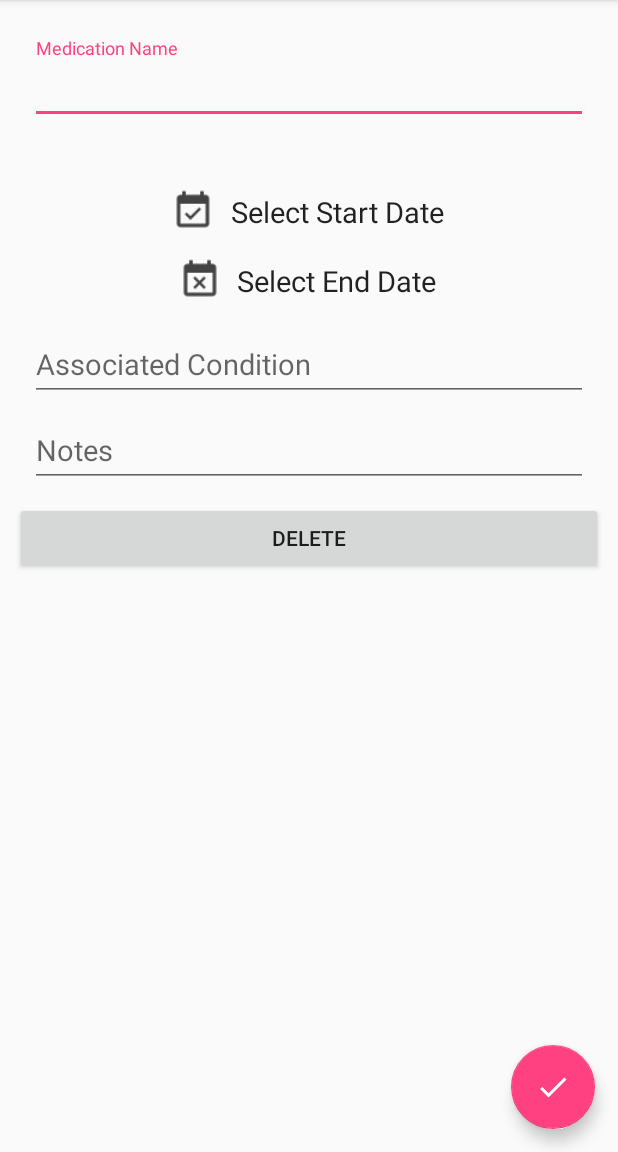
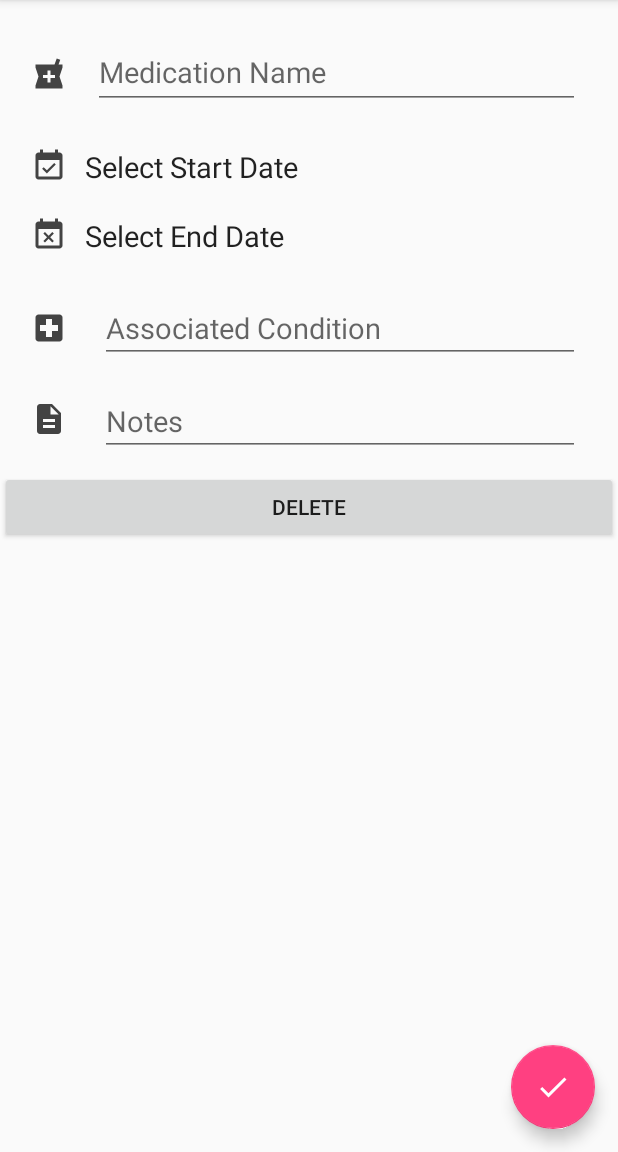
Before and after one commit to NameerRehman/MedTrack, an Android app: the MedEdit screen opened directly, with no data from a screen before it, on a phone screen of 412 x 824 dp, the part 84-1236 px from its top. Run offline under Robolectric (Android 15) with nearby library versions, the phone set to English and light mode, and no system bars.

Commit message:
Edited MedEdit activity design

```diff
--- a/app/src/main/java/com/example/nameer/medtrack/MedEdit.java
+++ b/app/src/main/java/com/example/nameer/medtrack/MedEdit.java
@@ -112,6 +112,7 @@ public class MedEdit extends AppCompatActivity {
         });
 
         delete = (Button) findViewById(R.id.delete);
+        delete.bringToFront();
         delete.setOnClickListener(new View.OnClickListener() {
             @Override
             public void onClick(View v) {
--- /dev/null
+++ b/app/src/main/res/drawable/ic_local_hospital_black_24dp.xml
@@ -0,0 +1,10 @@
+<vector xmlns:android="http://schemas.android.com/apk/res/android"
+        android:width="24dp"
+        android:height="24dp"
+        android:viewportWidth="24.0"
+        android:viewportHeight="24.0"
+        android:tint="#434343">
+    <path
+        android:fillColor="#FF000000"
+        android:pathData="M19,3L5,3c-1.1,0 -1.99,0.9 -1.99,2L3,19c0,1.1 0.9,2 2,2h14c1.1,0 2,-0.9 2,-2L21,5c0,-1.1 -0.9,-2 -2,-2zM18,14h-4v4h-4v-4L6,14v-4h4L10,6h4v4h4v4z"/>
+</vector>
--- /dev/null
+++ b/app/src/main/res/drawable/ic_local_pharmacy_black_24dp.xml
@@ -0,0 +1,10 @@
+<vector xmlns:android="http://schemas.android.com/apk/res/android"
+        android:width="24dp"
+        android:height="24dp"
+        android:viewportWidth="24.0"
+        android:viewportHeight="24.0"
+    android:tint="#434343">
+    <path
+        android:fillColor="#FF000000"
+        android:pathData="M21,5h-2.64l1.14,-3.14L17.15,1l-1.46,4L3,5v2l2,6 -2,6v2h18v-2l-2,-6 2,-6L21,5zM16,14h-3v3h-2v-3L8,14v-2h3L11,9h2v3h3v2z"/>
+</vector>
--- /dev/null
+++ b/app/src/main/res/drawable/ic_notes.xml
@@ -0,0 +1,10 @@
+<vector xmlns:android="http://schemas.android.com/apk/res/android"
+        android:width="24dp"
+        android:height="24dp"
+        android:viewportWidth="24.0"
+        android:viewportHeight="24.0"
+    android:tint="#434343">
+    <path
+        android:fillColor="#FF000000"
+        android:pathData="M14,2L6,2c-1.1,0 -1.99,0.9 -1.99,2L4,20c0,1.1 0.89,2 1.99,2L18,22c1.1,0 2,-0.9 2,-2L20,8l-6,-6zM16,18L8,18v-2h8v2zM16,14L8,14v-2h8v2zM13,9L13,3.5L18.5,9L13,9z"/>
+</vector>
--- a/app/src/main/res/layout/activity_med_edit.xml
+++ b/app/src/main/res/layout/activity_med_edit.xml
@@ -1,11 +1,11 @@
 <?xml version="1.0" encoding="utf-8"?>
-<android.support.design.widget.CoordinatorLayout
-    xmlns:android="http://schemas.android.com/apk/res/android"
+<android.support.design.widget.CoordinatorLayout xmlns:android="http://schemas.android.com/apk/res/android"
     xmlns:app="http://schemas.android.com/apk/res-auto"
     xmlns:tools="http://schemas.android.com/tools"
     android:layout_width="match_parent"
     android:layout_height="match_parent"
-    android:fitsSystemWindows="true">
+    android:fitsSystemWindows="true"
+    tools:context=".MedInput">
 
     <ScrollView xmlns:android="http://schemas.android.com/apk/res/android"
         android:layout_width="match_parent"
@@ -17,40 +17,53 @@
             android:layout_width="match_parent"
             android:layout_height="match_parent"
             android:orientation="vertical"
-        tools:context=".MedInput"
-        android:paddingHorizontal="10dp"
-        android:paddingVertical="10dp">
+            tools:context=".MedInput">
 
+
+            <LinearLayout
+                android:layout_width="match_parent"
+                android:layout_height="wrap_content"
+                android:layout_marginHorizontal="15dp"
+                android:layout_marginTop="15dp"
+                android:orientation="horizontal">
+                <ImageView
+                    android:layout_width="wrap_content"
+                    android:layout_height="wrap_content"
+                    android:layout_gravity="center_vertical"
+                    android:paddingLeft="5dp"
+                    android:paddingRight="12dp"
+                    android:paddingTop="12dp"
+                    android:scaleX="1"
+                    android:scaleY="1"
+                    android:src="@drawable/ic_local_pharmacy_black_24dp" />
                 <android.support.design.widget.TextInputLayout
                     android:layout_width="match_parent"
                     android:layout_height="wrap_content"
-            android:layout_marginTop="15dp"
                     android:defaultFocusHighlightEnabled="false"
                     android:focusableInTouchMode="true"
                     android:focusedByDefault="false">
-
                     <EditText
                         android:id="@+id/EselectMed"
                         style="@android:style/Widget.Material.Light.EditText"
                         android:layout_width="match_parent"
                         android:layout_height="wrap_content"
-                android:layout_marginLeft="10dp"
+                        android:layout_marginLeft="5dp"
                         android:layout_marginRight="10dp"
-                android:layout_marginVertical="20dp"
                         android:hint="Medication Name "
+                        android:selectAllOnFocus="false"
                         android:singleLine="true"
+                        android:textAlignment="center"
                         android:textAppearance="@android:style/TextAppearance.Material.Subhead"
                         android:textSize="19sp" />
                 </android.support.design.widget.TextInputLayout>
-
+            </LinearLayout>
 
             <LinearLayout
                 android:layout_width="wrap_content"
                 android:layout_height="wrap_content"
-            android:layout_gravity="center_horizontal"
                 android:layout_marginTop="15dp"
+                android:layout_marginHorizontal="15dp"
                 android:orientation="horizontal">
-
                 <ImageView
                     android:id="@+id/startDateIcon"
                     android:layout_width="wrap_content"
@@ -58,18 +71,15 @@
                     android:layout_gravity="center_vertical"
                     android:paddingLeft="5dp"
                     android:paddingRight="12dp"
-                android:scaleX="1.2"
-                android:scaleY="1.2"
+                    android:scaleX="1"
+                    android:scaleY="1"
                     android:src="@drawable/ic_start_date" />
-
                 <TextView
                     android:id="@+id/EselectStart"
                     android:layout_width="match_parent"
                     android:layout_height="wrap_content"
                     android:layout_gravity="center_vertical"
-                android:gravity="center_horizontal"
-                android:paddingBottom="10dp"
-                android:paddingTop="10dp"
+                    android:paddingVertical="10dp"
                     android:text="Select Start Date "
                     android:textAppearance="@android:style/TextAppearance.Material.Subhead"
                     android:textSize="19sp" />
@@ -78,9 +88,8 @@
             <LinearLayout
                 android:layout_width="wrap_content"
                 android:layout_height="wrap_content"
-            android:layout_gravity="center_horizontal"
-            android:orientation="horizontal">
-
+                android:orientation="horizontal"
+                android:layout_marginHorizontal="15dp">
                 <ImageView
                     android:id="@+id/endDateIcon"
                     android:layout_width="wrap_content"
@@ -88,26 +97,34 @@
                     android:layout_gravity="center_vertical"
                     android:paddingLeft="5dp"
                     android:paddingRight="12dp"
-                android:scaleX="1.2"
-                android:scaleY="1.2"
+                    android:scaleX="1"
+                    android:scaleY="1"
                     android:src="@drawable/ic_end_date" />
-
                 <TextView
                     android:id="@+id/EselectEnd"
                     android:layout_width="match_parent"
                     android:layout_height="wrap_content"
-                android:layout_gravity="center_horizontal"
-                android:gravity="center_horizontal"
-                android:paddingBottom="10dp"
-                android:paddingTop="10dp"
+                    android:paddingVertical="10dp"
                     android:text="Select End Date "
                     android:textAppearance="@android:style/TextAppearance.Material.Subhead"
                     android:textSize="19sp" />
             </LinearLayout>
 
-        <android.support.design.widget.TextInputLayout
+            <LinearLayout
                 android:layout_width="match_parent"
-            android:layout_height="wrap_content">
+                android:layout_height="wrap_content"
+                android:layout_marginHorizontal="15dp"
+                android:layout_marginTop="15dp"
+                android:orientation="horizontal">
+                <ImageView
+                    android:layout_width="wrap_content"
+                    android:layout_height="wrap_content"
+                    android:layout_gravity="center_vertical"
+                    android:paddingLeft="5dp"
+                    android:paddingRight="12dp"
+                    android:scaleX="1"
+                    android:scaleY="1"
+                    android:src="@drawable/ic_local_hospital_black_24dp" />
 
                     <EditText
                         android:id="@+id/EsetCondition"
@@ -120,11 +137,23 @@
                         android:singleLine="true"
                         android:textAppearance="@android:style/TextAppearance.Material.Subhead"
                         android:textSize="19sp" />
-        </android.support.design.widget.TextInputLayout>
+            </LinearLayout>
 
-        <android.support.design.widget.TextInputLayout
+            <LinearLayout
                 android:layout_width="match_parent"
-            android:layout_height="wrap_content">
+                android:layout_height="wrap_content"
+                android:layout_marginHorizontal="15dp"
+                android:layout_marginTop="15dp"
+                android:orientation="horizontal">
+                <ImageView
+                    android:layout_width="wrap_content"
+                    android:layout_height="wrap_content"
+                    android:paddingLeft="5dp"
+                    android:paddingRight="12dp"
+                    android:paddingTop="10dp"
+                    android:scaleX="1"
+                    android:scaleY="1"
+                    android:src="@drawable/ic_notes" />
 
                     <EditText
                         android:id="@+id/EsetNotes"
@@ -136,7 +165,7 @@
                         android:hint="Notes "
                         android:textAppearance="@android:style/TextAppearance.Material.Subhead"
                         android:textSize="19sp" />
-        </android.support.design.widget.TextInputLayout>
+            </LinearLayout>
 
             <Button
                 android:id="@+id/delete"
@@ -144,8 +173,8 @@
                 android:layout_height="wrap_content"
                 android:layout_marginVertical="10dp"
                 android:text="Delete" />
+        </LinearLayout>
 
-    </LinearLayout>
     </ScrollView>
 
     <android.support.design.widget.FloatingActionButton
@@ -155,8 +184,8 @@
         android:layout_gravity="bottom|end"
         android:layout_marginBottom="10dp"
         android:layout_marginHorizontal="15dp"
+        android:layout_marginVertical="15dp"
         android:paddingBottom="6dp"
-        android:layout_marginVertical="15dp"
         android:src="@drawable/ic_check_white"
         app:fabSize="normal" />
 
```
Lines whose indentation alone changed are shown as unchanged.
